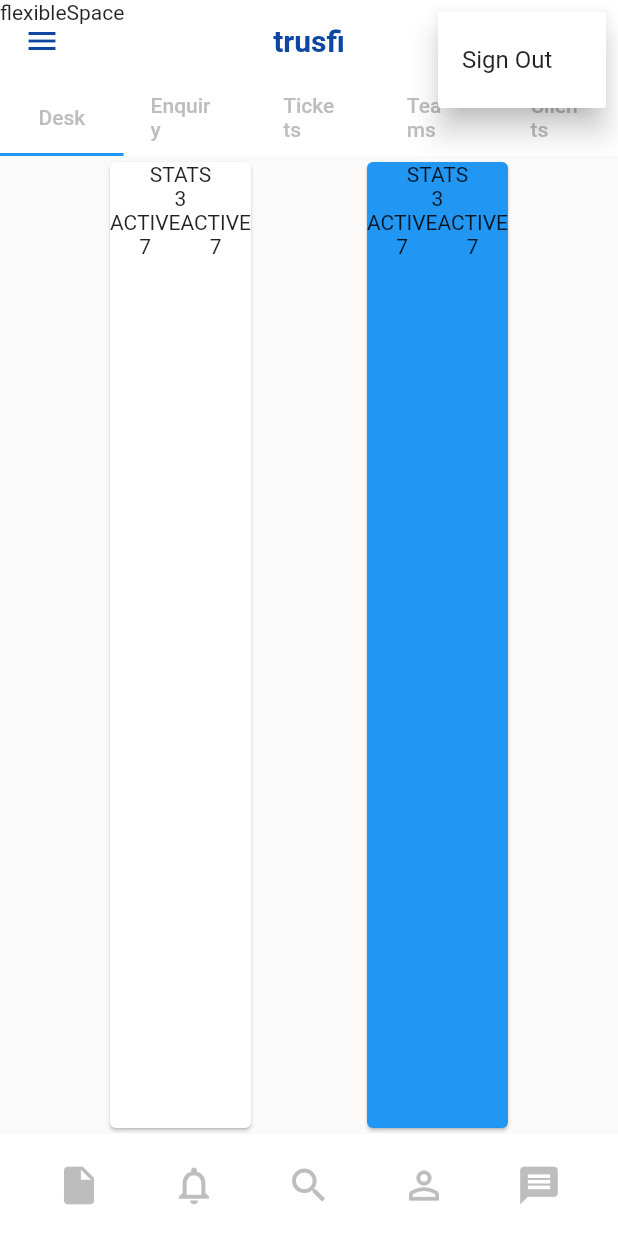
After one commit to neerajmaurya250/auth_all, a Flutter app: the Dashboard screen opened directly, after a tap on the "more vert" icon, on a phone screen of 412 x 824 dp. The commit adds this screen. Run offline on Flutter 3.47's test engine with Material 2 defaults, Android fonts, the phone set to English and light mode, and no system bars; our stand-ins replace firebase_auth, font_awesome_flutter, google_sign_in; missing offline and left inert: flutter_facebook_login; accounts and stored records are empty.

Commit message:
Responsive UI, Popout Logout button, MultipleTabs

```diff
--- /dev/null
+++ b/lib/constants/constant.dart
@@ -0,0 +1,7 @@
+class Constants{
+  static const String SignOut = 'Sign Out';
+
+  static const List<String> choices = <String>[
+    SignOut
+  ];
+}
--- /dev/null
+++ b/lib/screens/dashboard.dart
@@ -0,0 +1,235 @@
+import 'package:authall/constants/constant.dart';
+import 'package:flutter/cupertino.dart';
+import 'package:flutter/material.dart';
+
+class Dashboard extends StatefulWidget {
+  @override
+  _DashboardState createState() => _DashboardState();
+}
+
+class _DashboardState extends State<Dashboard> {
+  @override
+  Widget build(BuildContext context) {
+    return DefaultTabController(
+      length: 5,
+      child: Scaffold(
+          appBar: AppBar(
+            flexibleSpace: Text('flexibleSpace'),
+            bottom: TabBar(
+              tabs: <Widget>[
+                Padding(
+                  padding: const EdgeInsets.all(8.0),
+                  child: Text(
+                    'Desk',
+                    style: TextStyle(
+                      color: Colors.grey[400],
+                    ),
+                  ),
+                ),
+                Padding(
+                  padding: const EdgeInsets.all(2.0),
+                  child: Text(
+                    'Enquiry',
+                    style: TextStyle(
+                      color: Colors.grey[400],
+                    ),
+                  ),
+                ),
+                Padding(
+                  padding: const EdgeInsets.all(8.0),
+                  child: Text(
+                    'Tickets',
+                    style: TextStyle(
+                     color: Colors.grey[400],
+                    ),
+                  ),
+                ),
+                Padding(
+                  padding: const EdgeInsets.all(8.0),
+                  child: Text(
+                    'Teams',
+                    style: TextStyle(
+                      color: Colors.grey[400],
+                    ),
+                  ),
+                ),
+                Padding(
+                  padding: const EdgeInsets.all(8.0),
+                  child: Text(
+                    'Clients',
+                    style: TextStyle(
+                      color: Colors.grey[400],
+                    ),
+                  ),
+                )
+              ],
+            ),
+            actions: <Widget>[
+              PopupMenuButton<String>(
+                onSelected: choiceAction,
+                itemBuilder: (BuildContext context) {
+                  return Constants.choices.map((String choice) {
+                    return PopupMenuItem<String>(
+                      value: choice,
+                      child: Text(choice),
+                    );
+                  }).toList();
+                },
+              )
+            ],
+            iconTheme: IconThemeData(color: Colors.blue[900]),
+            elevation: 0.0,
+            backgroundColor: Colors.white,
+            title: Text(
+              'trusfi',
+              style: TextStyle(
+                  color: Colors.blue[900], fontWeight: FontWeight.bold),
+            ),
+            centerTitle: true,
+          ),
+          body: TabBarView(
+            children: <Widget>[
+              Container(
+
+                child: Row(
+                  mainAxisAlignment: MainAxisAlignment.spaceEvenly,
+                  children: <Widget>[
+                   Card(
+                     child: Column(
+                       children: <Widget>[
+                         Text('STATS'),
+                         Text('3'),
+                         Row(
+                           children: <Widget>[
+                             Column(
+                               children: <Widget>[
+                                 Text('ACTIVE'),
+                                 Text('7')
+                               ],
+                             ),
+                             Column(
+                               children: <Widget>[
+                                 Text('ACTIVE'),
+                                 Text('7')
+                               ],
+                             ),
+                           ],
+                         )
+
+                       ],
+                     ),
+                   ),
+                    Card(
+                      color: Colors.blue,
+                      child: Column(
+                        children: <Widget>[
+                          Text('STATS'),
+                          Text('3'),
+                          Row(
+                            children: <Widget>[
+                              Column(
+                                children: <Widget>[
+                                  Text('ACTIVE'),
+                                  Text('7')
+                                ],
+                              ),
+                              Column(
+                                children: <Widget>[
+                                  Text('ACTIVE'),
+                                  Text('7')
+                                ],
+                              ),
+                            ],
+                          )
+
+                        ],
+                      ),
+                    )
+
+                  ],
+                ),
+              ),
+              Center(
+                child: Container(
+                  child: Text('Enquiries',style: TextStyle(color: Colors.blue,fontSize: 40),),
+                ),
+              ),
+              Center(
+                child: Container(
+                  child: Text('Tickets',style: TextStyle(color: Colors.blue,fontSize: 40),),
+                ),
+              ),
+              Center(
+                child: Container(
+                  child: Text('Teams',style: TextStyle(color: Colors.blue,fontSize: 40),),
+                ),
+              ),
+              Center(
+                child: Container(
+                  child: Text('Clients',style: TextStyle(color: Colors.blue,fontSize: 40),),
+                ),
+              ),
+            ],
+          ),
+          drawer: Drawer(),
+          drawerScrimColor: Colors.blue[200],
+          bottomNavigationBar: BottomAppBar(
+            elevation: 0,
+            child: Padding(
+              padding: const EdgeInsets.only(top: 10, bottom: 10),
+              child: new Row(
+                mainAxisSize: MainAxisSize.max,
+                mainAxisAlignment: MainAxisAlignment.spaceEvenly,
+                children: <Widget>[
+                  IconButton(
+                    icon: Icon(
+                      Icons.insert_drive_file,
+                      size: 30,
+                      color: Colors.grey[400],
+                    ),
+                    onPressed: () {},
+                  ),
+                  IconButton(
+                    icon: Icon(
+                      Icons.notifications_none,
+                      size: 30,
+                      color: Colors.grey[400],
+                    ),
+                    onPressed: () {},
+                  ),
+                  IconButton(
+                    icon: Icon(
+                      Icons.search,
+                      size: 30,
+                      color: Colors.grey[400],
+                    ),
+                    onPressed: () {},
+                  ),
+                  IconButton(
+                    icon: Icon(
+                      Icons.person_outline,
+                      size: 30,
+                      color: Colors.grey[400],
+                    ),
+                    onPressed: () {},
+                  ),
+                  IconButton(
+                    icon: Icon(
+                      Icons.message,
+                      size: 30,
+                      color: Colors.grey[400],
+                    ),
+                    onPressed: () {},
+                  ),
+                ],
+              ),
+            ),
+          )
+      ),
+    );
+  }
+
+  void choiceAction(String choice) {
+    print('SignOut');
+  }
+}
--- a/lib/screens/login.dart
+++ b/lib/screens/login.dart
@@ -1,4 +1,5 @@
 import 'package:authall/models/users.dart';
+import 'package:authall/screens/dashboard.dart';
 import 'package:authall/services/auth.dart';
 import 'package:flutter/material.dart';
 import 'package:flutter_facebook_login/flutter_facebook_login.dart';
@@ -86,23 +87,25 @@ class _LoginState extends State<Login> {
     return Scaffold(
       body: Center(
         child: _isLoggedIn
-            ? Column(
-                mainAxisAlignment: MainAxisAlignment.center,
-                children: <Widget>[
-                  Image.network(
-                    _userData.profileImage,
-                    height: 50.0,
-                    width: 50.0,
-                  ),
-                  Text(_userData.name),
-                  OutlineButton(
-                    child: Text("Logout"),
-                    onPressed: () {
-                      _logout();
-                    },
-                  )
-                ],
-              )
+            ?
+//            Column(
+//                mainAxisAlignment: MainAxisAlignment.center,
+//                children: <Widget>[
+//                  Image.network(
+//                    _userData.profileImage,
+//                    height: 50.0,
+//                    width: 50.0,
+//                  ),
+//                  Text(_userData.name),
+//                  OutlineButton(
+//                    child: Text("Logout"),
+//                    onPressed: () {
+//                      _logout();
+//                    },
+//                  )
+//                ],
+//              )
+      Dashboard()
             : Container(
                 decoration: BoxDecoration(
                     image: DecorationImage(
```
